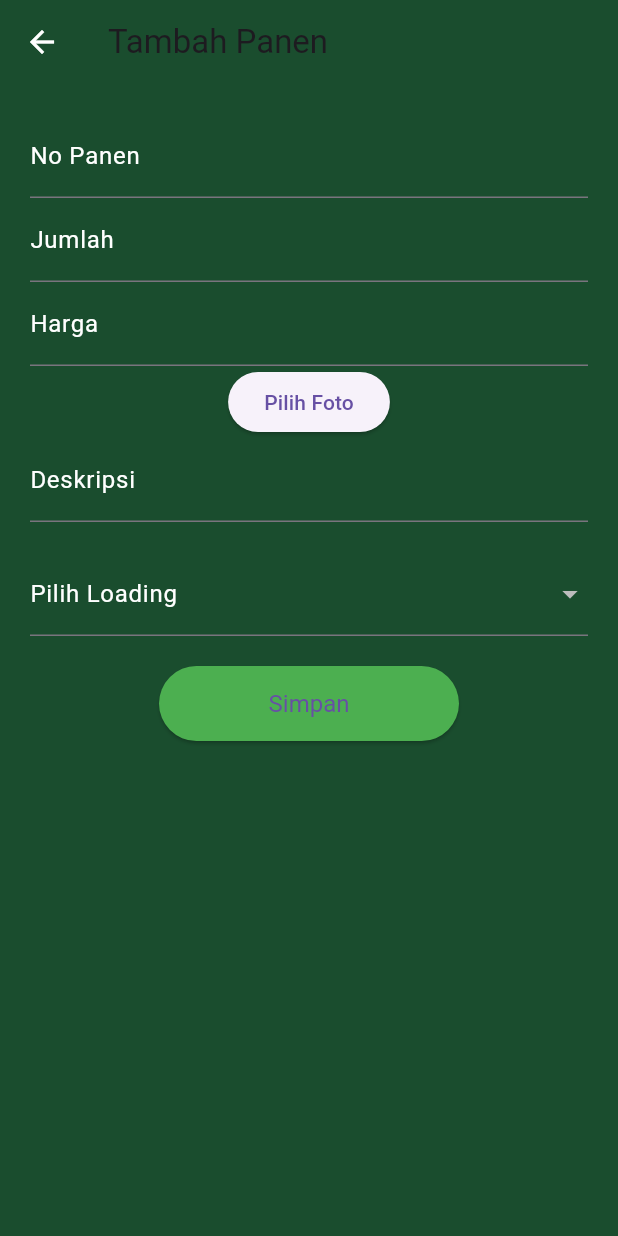
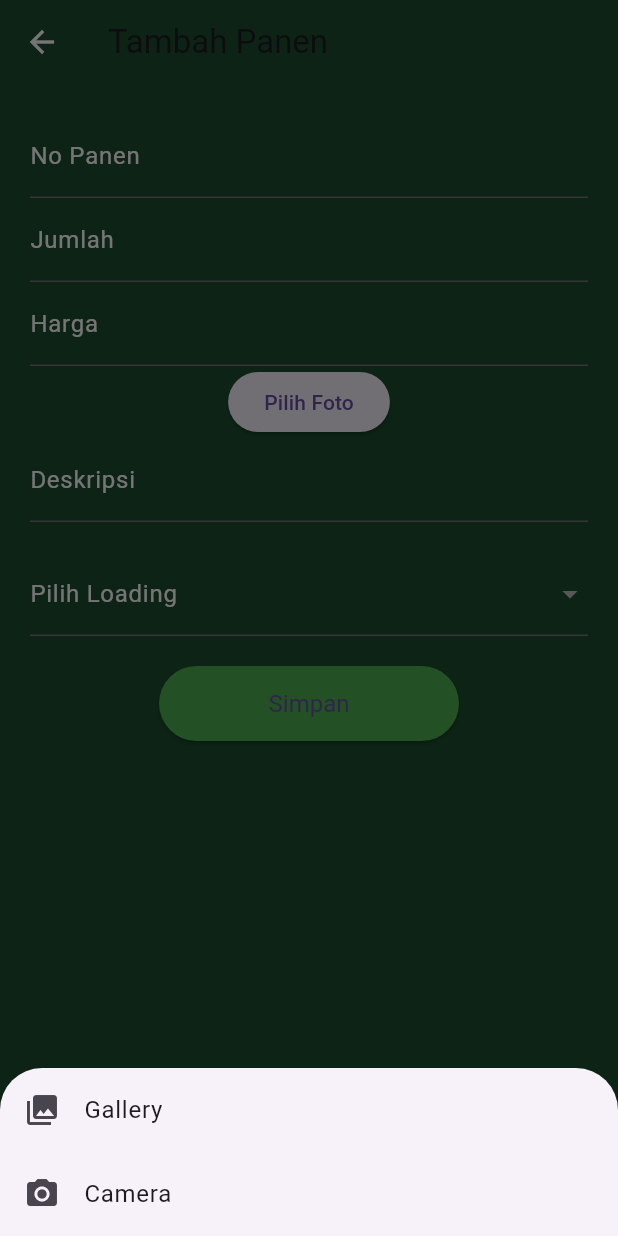
Before and after one commit to ricco-arisdy/ujidatapanen, a Flutter app: the AddPanenScreen screen opened directly with empty values, after a tap on "Pilih Foto", on a phone screen of 412 x 824 dp. Run offline on Flutter 3.47's test engine with Material 3 defaults, Android fonts, the phone set to English and light mode, and no system bars; our stand-ins replace flutter_svg, geocoding, geolocator, google_maps_flutter, image_picker, shared_preferences; accounts and stored records are empty; network calls fail.

Commit message:
menambahkan fungsi camera di addpanen

```diff
--- a/lib/screen/AddPanen_Screen.dart
+++ b/lib/screen/AddPanen_Screen.dart
@@ -3,11 +3,9 @@ import 'package:flutter/material.dart';
 import 'package:image_picker/image_picker.dart';
 import 'package:provider/provider.dart';
 import 'package:ujidatapanen/controller/AddPanen_Controller.dart';
-
 import 'package:ujidatapanen/model/loading.dart';
 import 'package:ujidatapanen/model/panen.dart';
 import 'package:ujidatapanen/provider/AuthProvider.dart';
-
 import 'package:ujidatapanen/service/ViewLoading_Service.dart';
 
 class AddPanenScreen extends StatefulWidget {
@@ -62,6 +60,36 @@ class _AddPanenScreenState extends State<AddPanenScreen> {
     }
   }
 
+  void _showImageSourceActionSheet() {
+    showModalBottomSheet(
+      context: context,
+      builder: (BuildContext context) {
+        return SafeArea(
+          child: Wrap(
+            children: <Widget>[
+              ListTile(
+                leading: const Icon(Icons.photo_library),
+                title: const Text('Gallery'),
+                onTap: () {
+                  _getImage(ImageSource.gallery);
+                  Navigator.of(context).pop();
+                },
+              ),
+              ListTile(
+                leading: const Icon(Icons.camera_alt),
+                title: const Text('Camera'),
+                onTap: () {
+                  _getImage(ImageSource.camera);
+                  Navigator.of(context).pop();
+                },
+              ),
+            ],
+          ),
+        );
+      },
+    );
+  }
+
   @override
   Widget build(BuildContext context) {
     return Scaffold(
@@ -107,10 +135,7 @@ class _AddPanenScreenState extends State<AddPanenScreen> {
                 ),
               ),
               ElevatedButton(
-                onPressed: () {
-                  _getImage(ImageSource
-                      .gallery); // Ganti dengan ImageSource.camera untuk mengambil dari kamera
-                },
+                onPressed: _showImageSourceActionSheet,
                 child: const Text('Pilih Foto'),
               ),
               if (imageFile != null) Image.file(imageFile!),
```
